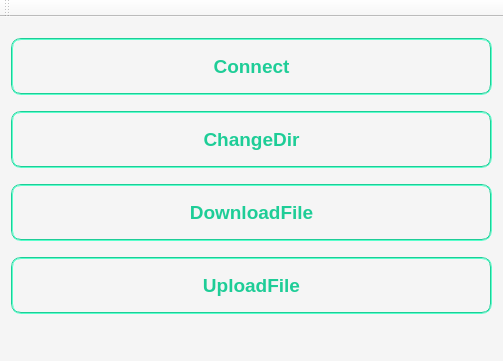
Old version of the form FtpClient/mainwindow.ui in the repository PLLUG-Community-C-Qt-Roadmap/ftp_client.
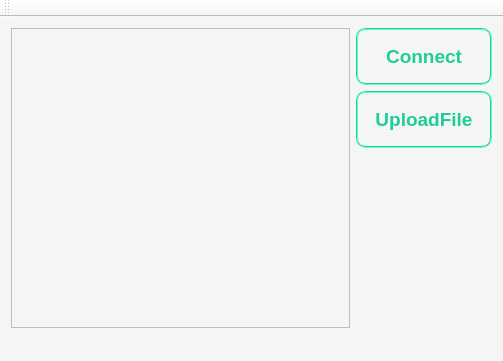
New version of the form.

Commit message: Added view and controller

Diff of the .ui file:
```diff
--- a/FtpClient/mainwindow.ui
+++ b/FtpClient/mainwindow.ui
@@ -47,31 +47,17 @@
   </property>
   <widget class="QWidget" name="centralWidget">
    <layout class="QGridLayout" name="gridLayout">
-    <item row="0" column="0">
+    <item row="0" column="0" rowspan="3">
+     <widget class="QTreeView" name="filesView"/>
+    </item>
+    <item row="0" column="1">
      <widget class="QPushButton" name="connectButton">
       <property name="text">
        <string>Connect</string>
       </property>
      </widget>
     </item>
-    <item row="1" column="0">
-     <widget class="QPushButton" name="changeDirButton">
-      <property name="text">
-       <string>ChangeDir</string>
-      </property>
-      <property name="default">
-       <bool>false</bool>
-      </property>
-     </widget>
-    </item>
-    <item row="2" column="0">
-     <widget class="QPushButton" name="downloadFileButton">
-      <property name="text">
-       <string>DownloadFile</string>
-      </property>
-     </widget>
-    </item>
-    <item row="3" column="0">
+    <item row="1" column="1">
      <widget class="QPushButton" name="uploadFileButton">
       <property name="text">
        <string>UploadFile</string>
```
The commit also changes 12 other files.
